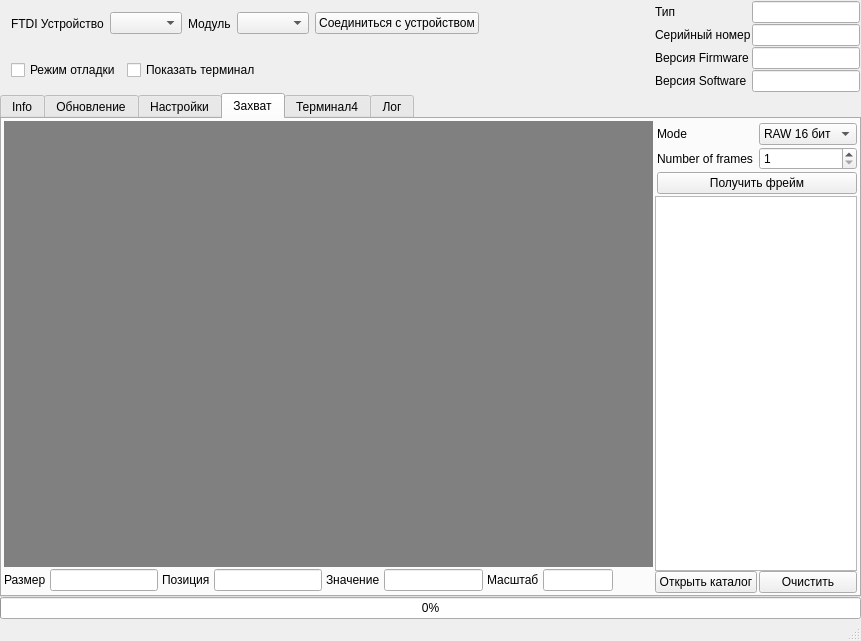
The window that FTDIDeviceControl/ftdidevicecontrol.ui (dzenmaster/FTDIDeviceControl) describes before a commit, drawn with Qt 5.
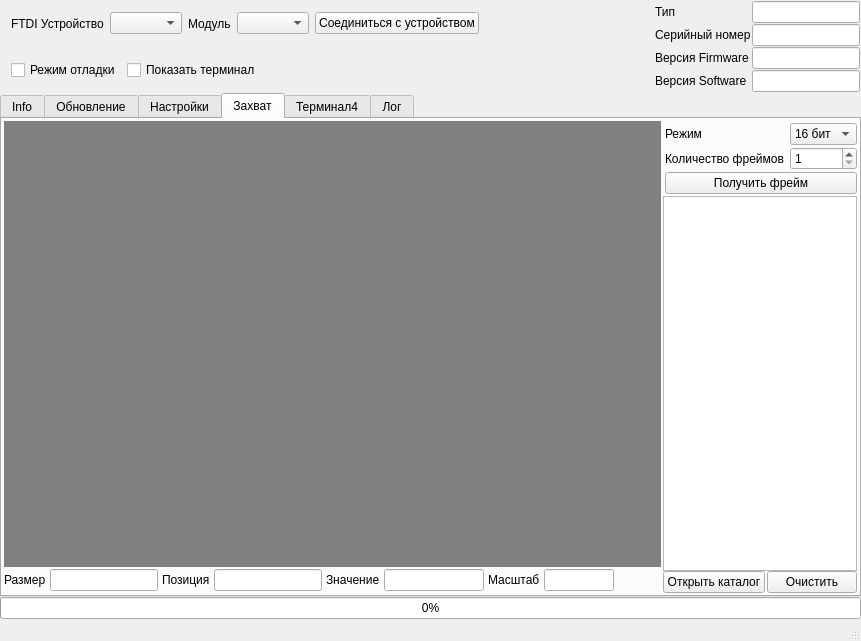
The same window after the commit. The open tabs and pages were chosen to show the change. Icons and pictures are not drawn. Custom widgets are drawn as their Qt base class.

What changed in the file:
```diff
--- a/FTDIDeviceControl/ftdidevicecontrol.ui
+++ b/FTDIDeviceControl/ftdidevicecontrol.ui
@@ -857,7 +857,7 @@
                     </sizepolicy>
                    </property>
                    <property name="text">
-                    <string>Mode</string>
+                    <string>Режим</string>
                    </property>
                   </widget>
                  </item>
@@ -871,13 +871,13 @@
                    </property>
                    <property name="minimumSize">
                     <size>
-                     <width>80</width>
+                     <width>0</width>
                      <height>0</height>
                     </size>
                    </property>
                    <item>
                     <property name="text">
-                     <string>RAW 16 бит</string>
+                     <string>16 бит</string>
                     </property>
                    </item>
                    <item>
@@ -895,7 +895,7 @@
                  <item row="1" column="0">
                   <widget class="QLabel" name="label_9">
                    <property name="text">
-                    <string>Number of frames</string>
+                    <string>Количество фреймов</string>
                    </property>
                   </widget>
                  </item>
```
Left out of the diff: 2 changed lines with no effect on the pictures.
